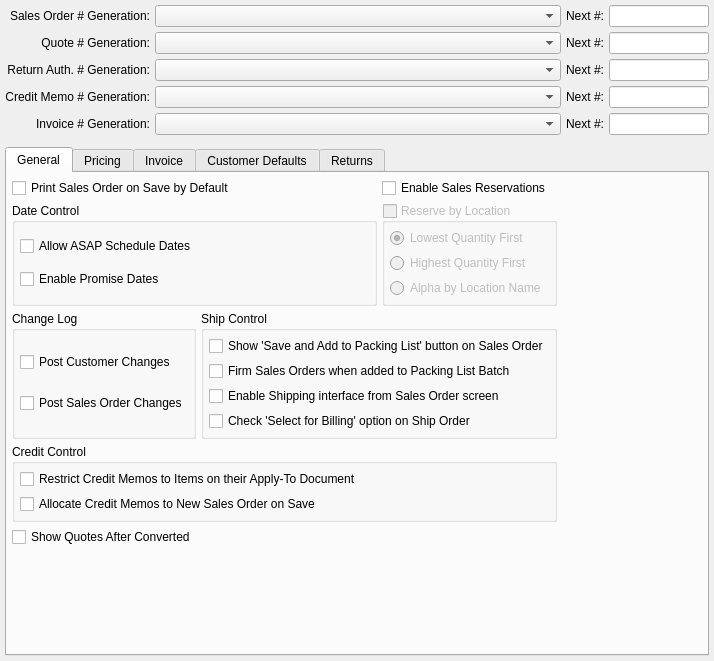
Before: the Qt Designer form guiclient/configureSO.ui in Pegasus-RPG/xtuple-client, drawn with Qt 5.
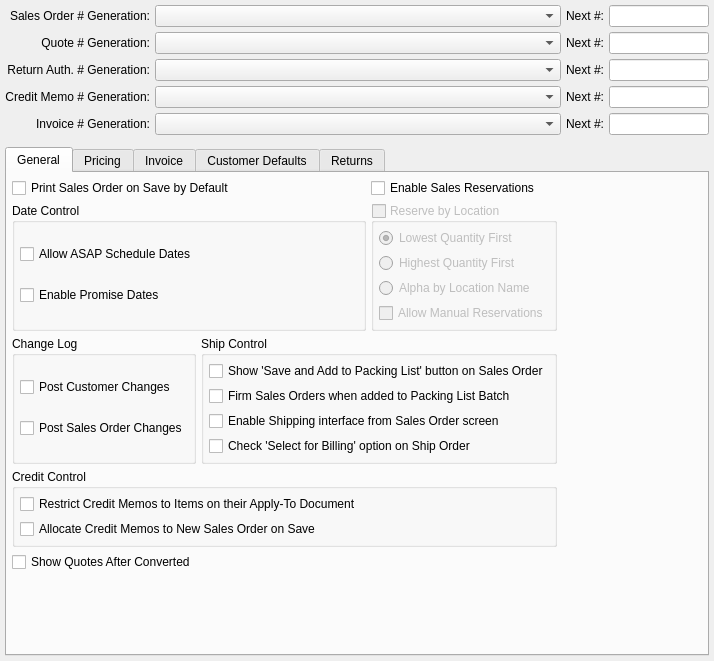
After: the same form once the commit is applied. Custom widgets are drawn as their Qt base class.

Commit message: Issue #21098:manual lot reservations

```diff
--- a/guiclient/configureSO.ui
+++ b/guiclient/configureSO.ui
@@ -385,6 +385,16 @@
                     </property>
                    </widget>
                   </item>
+                  <item row="4" column="0">
+                   <widget class="XCheckBox" name="_manualReservations">
+                    <property name="text">
+                     <string>Allow Manual Reservations</string>
+                    </property>
+                    <property name="forgetful">
+                     <bool>true</bool>
+                    </property>
+                   </widget>
+                  </item>
                  </layout>
                 </widget>
                </item>
@@ -1313,6 +1323,11 @@
    <extends>QComboBox</extends>
    <header>numbergencombobox.h</header>
   </customwidget>
+  <customwidget>
+   <class>XCheckBox</class>
+   <extends>QCheckBox</extends>
+   <header>xcheckbox.h</header>
+  </customwidget>
   <customwidget>
    <class>XComboBox</class>
    <extends>QComboBox</extends>
```
The commit also changes 13 other files.
